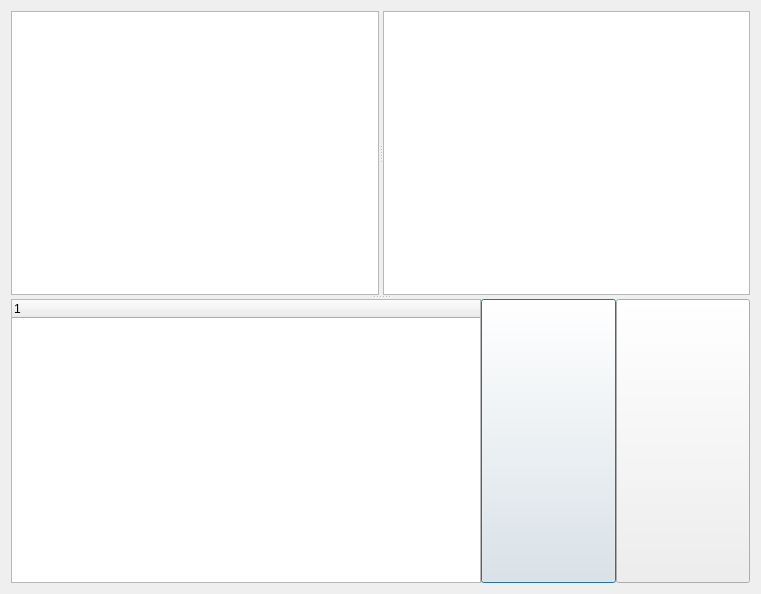
Old version of the form Forms/visualalgorithm.ui in the repository Nikitosis/Graph-Helper.
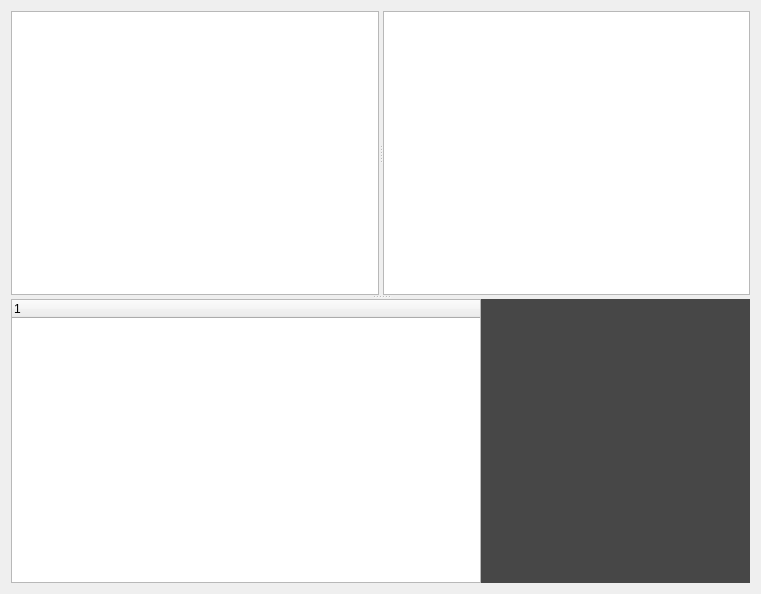
New version of the form. Icons and pictures are not drawn. Custom widgets are drawn as their Qt base class.

Diff of the .ui file:
```diff
--- a/Forms/visualalgorithm.ui
+++ b/Forms/visualalgorithm.ui
@@ -16,8 +16,19 @@
   <property name="styleSheet">
    <string notr="true">QPushButton
 {
-	margin:0px;
-	padding:0px;
+	background-color:#474747;
+	border:0px solid blue;
+	margin:0px 0px 0px 0px;
+	padding: 0px 0px 0px 0px;
+}
+QPushButton:pressed
+{
+	border:2px solid #54bae5;
+	margin:3px;
+}
+QPushButton:hover{
+	background-color:#504f4f;
+	border:2px solid #767676;
 }</string>
   </property>
   <layout class="QGridLayout" name="gridLayout">
@@ -91,6 +102,9 @@
            <height>60</height>
           </size>
          </property>
+         <property name="flat">
+          <bool>true</bool>
+         </property>
         </widget>
        </item>
        <item>
@@ -114,6 +128,9 @@
            <height>60</height>
           </size>
          </property>
+         <property name="flat">
+          <bool>true</bool>
+         </property>
         </widget>
        </item>
       </layout>
```
Left out of the diff: 8 changed lines with no effect on the pictures.
